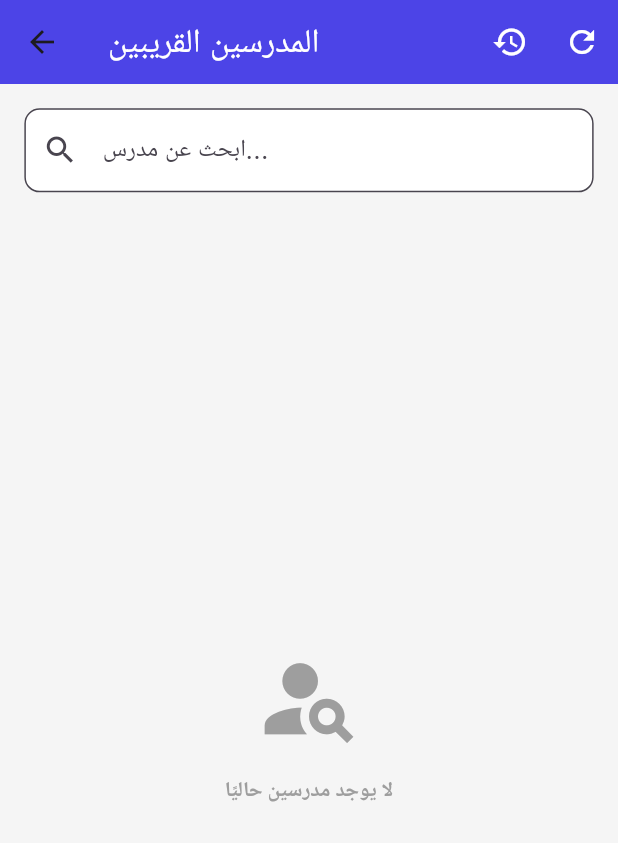
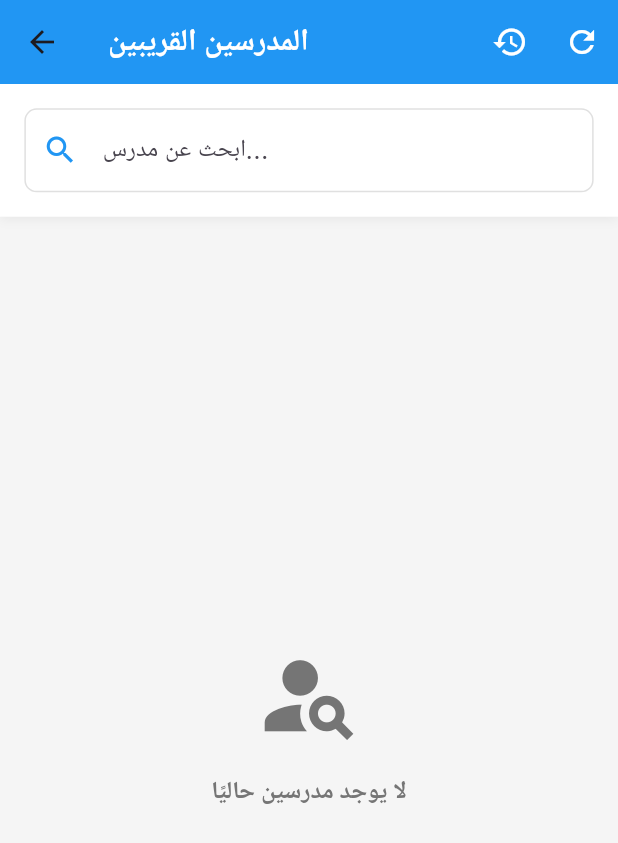
Before and after one commit to harrypotterse/lms-mobile-app, a Flutter app: the NearbyTeachersScreen screen opened directly, on a phone screen of 412 x 824 dp. Shown: the top 843 px of the screen. Run offline on Flutter 3.47's test engine with Material 3 defaults, Android fonts, the phone set to English and light mode, and no system bars; our stand-ins replace cached_network_image, carousel_indicator, connectivity_plus, dio, file_picker, fl_chart and 15 more; missing offline and left inert: flutter_inappwebview, webview_flutter_android, webview_flutter_wkwebview; accounts and stored records are empty; network calls fail; project files that could hold a hidden picture were left out.

Commit message:
Refactor UI and enhance messaging functionality in student requests

```diff
--- a/lib/data/model/teacher_request/request_details_response.dart
+++ b/lib/data/model/teacher_request/request_details_response.dart
@@ -105,6 +105,8 @@ class Message {
   String? userName;
   String? userEmail;
   String? userImage;
+  String? senderType;
+  String? date;
 
   Message({
     this.id,
@@ -119,6 +121,8 @@ class Message {
     this.userName,
     this.userEmail,
     this.userImage,
+    this.senderType,
+    this.date,
   });
 
   factory Message.fromJson(Map<String, dynamic> json) => Message(
@@ -134,5 +138,7 @@ class Message {
         userName: json["user_name"],
         userEmail: json["user_email"],
         userImage: json["user_image"],
+        senderType: json["sender_type"],
+        date: json["date"],
       );
 }
--- a/lib/screen/dashboard/student_requests/nearby_teachers_screen.dart
+++ b/lib/screen/dashboard/student_requests/nearby_teachers_screen.dart
@@ -9,6 +9,7 @@ import 'package:lms/screen/dashboard/student_requests/student_requests_screen.da
 import 'package:fluttertoast/fluttertoast.dart';
 import 'package:flutter_easyloading/flutter_easyloading.dart';
 import 'package:lms/screen/dashboard/student_requests/student_requests_provider.dart';
+import 'package:lms/utils/app_theme.dart';
 
 class NearbyTeachersScreen extends StatefulWidget {
   const NearbyTeachersScreen({Key? key}) : super(key: key);
@@ -30,52 +31,50 @@ class _NearbyTeachersScreenState extends State<NearbyTeachersScreen> {
   @override
   Widget build(BuildContext context) {
     return Scaffold(
-      backgroundColor: const Color(0xFFF5F5F5), // خلفية رمادية فاتحة
+      backgroundColor: AppTheme.background,
       appBar: AppBar(
-        title: const Text(
+        title: Text(
           'المدرسين القريبين',
-          style: TextStyle(color: Colors.white),
+          style: AppTheme.headingMedium.copyWith(color: Colors.white),
         ),
-        backgroundColor: AppColors.primary,
-        elevation: 2,
+        backgroundColor: AppTheme.primary,
+        elevation: 0,
         actions: [
           IconButton(
             icon: const Icon(Icons.history, color: Colors.white),
-            onPressed: () {
-              Navigator.push(
+            onPressed: () => Navigator.push(
               context,
-                MaterialPageRoute(
-                  builder: (context) => const StudentRequestsScreen(),
+              MaterialPageRoute(builder: (context) => const StudentRequestsScreen()),
             ),
-              );
-            },
           ),
           IconButton(
             icon: const Icon(Icons.refresh, color: Colors.white),
-            onPressed: () {
-              context.read<NearbyTeachersProvider>().getNearbyTeachers();
-            },
+            onPressed: () => context.read<NearbyTeachersProvider>().getNearbyTeachers(),
           ),
         ],
       ),
       body: Column(
         children: [
-          // حقل البحث
-          Padding(
+          // حقل البحث محسن
+          Container(
             padding: EdgeInsets.all(16.r),
+            decoration: BoxDecoration(
+              color: AppTheme.surface,
+              boxShadow: [
+                BoxShadow(
+                  color: Colors.black.withOpacity(0.05),
+                  blurRadius: 5,
+                  offset: const Offset(0, 2),
+                ),
+              ],
+            ),
             child: TextField(
-              onChanged: (value) {
-                context.read<NearbyTeachersProvider>().setSearchQuery(value);
-              },
-              decoration: InputDecoration(
-                hintText: 'ابحث عن مدرس...',
-                prefixIcon: const Icon(Icons.search),
-                border: OutlineInputBorder(
-                  borderRadius: BorderRadius.circular(10.r),
+              decoration: AppTheme.inputDecoration(label: 'ابحث عن مدرس...').copyWith(
+                prefixIcon: Icon(Icons.search, color: AppTheme.primary),
+                hintStyle: AppTheme.bodyMedium,
               ),
-                fillColor: Colors.white,
-                filled: true,
-              ),
+              style: AppTheme.bodyLarge,
+              onChanged: (value) => context.read<NearbyTeachersProvider>().setSearchQuery(value),
             ),
           ),
 
@@ -84,7 +83,11 @@ class _NearbyTeachersScreenState extends State<NearbyTeachersScreen> {
             child: Consumer<NearbyTeachersProvider>(
               builder: (context, provider, child) {
                 if (provider.isLoading) {
-                  return const Center(child: CircularProgressIndicator());
+                  return Center(
+                    child: CircularProgressIndicator(
+                      valueColor: AlwaysStoppedAnimation<Color>(AppTheme.primary),
+                    ),
+                  );
                 }
 
                 if (provider.filteredTeachers.isEmpty) {
@@ -95,13 +98,13 @@ class _NearbyTeachersScreenState extends State<NearbyTeachersScreen> {
                         Icon(
                           Icons.person_search,
                           size: 70.r,
-                          color: Colors.grey,
+                          color: AppTheme.textSecondary,
                         ),
                         SizedBox(height: 16.h),
-                        const Text(
+                        Text(
                           'لا يوجد مدرسين حاليًا',
-                          style: TextStyle(
-                            color: Colors.grey,
+                          style: AppTheme.bodyLarge.copyWith(
+                            color: AppTheme.textSecondary,
                             fontWeight: FontWeight.bold,
                           ),
                         ),
@@ -138,32 +141,28 @@ class TeacherCard extends StatelessWidget {
       return const SizedBox.shrink();
     }
 
-    return Card(
-      elevation: 3,
+    return Container(
       margin: EdgeInsets.only(bottom: 16.r),
-      shape: RoundedRectangleBorder(
-        borderRadius: BorderRadius.circular(12.r),
-      ),
+      decoration: AppTheme.cardDecoration,
+      child: Material(
+        color: Colors.transparent,
         child: InkWell(
           onTap: () {
             if (teacher.id != null) {
               _showCreateRequestModal(context, teacher);
             }
           },
+          borderRadius: BorderRadius.circular(12.r),
           child: Padding(
             padding: EdgeInsets.all(16.r),
             child: Row(
               children: [
                 CircleAvatar(
                   radius: 30.r,
-                backgroundColor: AppColors.primary,
+                  backgroundColor: AppTheme.primary,
                   child: Text(
                     teacher.name?.substring(0, 1).toUpperCase() ?? 'T',
-                  style: TextStyle(
-                    color: Colors.white,
-                    fontWeight: FontWeight.bold,
-                    fontSize: 18.sp,
-                  ),
+                    style: AppTheme.headingMedium.copyWith(color: Colors.white),
                   ),
                 ),
                 SizedBox(width: 16.w),
@@ -173,19 +172,12 @@ class TeacherCard extends StatelessWidget {
                     children: [
                       Text(
                         teacher.name ?? '',
-                      style: TextStyle(
-                        fontSize: 16.sp,
-                        fontWeight: FontWeight.bold,
-                        color: Colors.black87,
-                      ),
+                        style: AppTheme.bodyLarge.copyWith(fontWeight: FontWeight.bold),
                       ),
                       SizedBox(height: 4.h),
                       Text(
                         teacher.email ?? '',
-                      style: TextStyle(
-                        fontSize: 14.sp,
-                        color: Colors.grey[700],
-                      ),
+                        style: AppTheme.bodyMedium,
                       ),
                       if (teacher.cityName != null || teacher.provinceName != null)
                         Padding(
@@ -196,10 +188,7 @@ class TeacherCard extends StatelessWidget {
                               teacher.provinceName,
                               teacher.cityName
                             ].where((item) => item != null && item.isNotEmpty).join(' - '),
-                          style: TextStyle(
-                            fontSize: 12.sp,
-                            color: Colors.grey[600],
-                          ),
+                            style: AppTheme.bodyMedium,
                           ),
                         ),
                       if (teacher.distanceText != null && teacher.distanceText != '0 km')
@@ -207,9 +196,8 @@ class TeacherCard extends StatelessWidget {
                           padding: EdgeInsets.only(top: 4.h),
                           child: Text(
                             'المسافة: ${teacher.distanceText}',
-                          style: TextStyle(
-                            fontSize: 12.sp,
-                            color: AppColors.primary,
+                            style: AppTheme.bodyMedium.copyWith(
+                              color: AppTheme.primary,
                               fontWeight: FontWeight.w500,
                             ),
                           ),
@@ -220,9 +208,10 @@ class TeacherCard extends StatelessWidget {
                 Icon(
                   Icons.arrow_forward_ios,
                   size: 20.r,
-                color: AppColors.primary,
+                  color: AppTheme.primary,
                 ),
               ],
+            ),
           ),
         ),
       ),
@@ -257,7 +246,7 @@ class TeacherCard extends StatelessWidget {
             Container(
               padding: EdgeInsets.all(16.r),
               decoration: BoxDecoration(
-                color: AppColors.primary,
+                color: AppTheme.primary,
                 borderRadius: BorderRadius.vertical(top: Radius.circular(20.r)),
               ),
               child: Row(
@@ -291,7 +280,7 @@ class TeacherCard extends StatelessWidget {
                       // معلومات المدرس
                       ListTile(
                         leading: CircleAvatar(
-                          backgroundColor: AppColors.primary,
+                          backgroundColor: AppTheme.primary,
                           child: Text(
                             teacher.name?.substring(0, 1).toUpperCase() ?? 'T',
                             style: const TextStyle(color: Colors.white),
@@ -358,7 +347,7 @@ class TeacherCard extends StatelessWidget {
                 height: 50.h,
                 child: ElevatedButton(
                   style: ElevatedButton.styleFrom(
-                    backgroundColor: AppColors.primary,
+                    backgroundColor: AppTheme.primary,
                     shape: RoundedRectangleBorder(
                       borderRadius: BorderRadius.circular(8.r),
                     ),
--- /dev/null
+++ b/lib/utils/app_theme.dart
@@ -0,0 +1,84 @@
+import 'package:flutter/material.dart';
+import 'package:flutter_screenutil/flutter_screenutil.dart';
+
+class AppTheme {
+  // الألوان الرئيسية
+  static const Color primary = Color(0xFF2196F3);    // أزرق فاتح
+  static const Color secondary = Color(0xFF1976D2);  // أزرق غامق
+  static const Color accent = Color(0xFF64B5F6);     // أزرق فاتح جداً
+
+  // ألوان الحالة
+  static const Color success = Color(0xFF4CAF50);    // أخضر
+  static const Color warning = Color(0xFFFFA726);    // برتقالي
+  static const Color error = Color(0xFFEF5350);      // أحمر
+
+  // ألوان محايدة
+  static const Color background = Color(0xFFF5F5F5); // رمادي فاتح
+  static const Color surface = Colors.white;
+  static const Color textPrimary = Color(0xFF212121);
+  static const Color textSecondary = Color(0xFF757575);
+
+  // أنماط النصوص
+  static TextStyle get headingLarge => TextStyle(
+    fontSize: 24.sp,
+    fontWeight: FontWeight.bold,
+    color: textPrimary,
+  );
+
+  static TextStyle get headingMedium => TextStyle(
+    fontSize: 20.sp,
+    fontWeight: FontWeight.w600,
+    color: textPrimary,
+  );
+
+  static TextStyle get bodyLarge => TextStyle(
+    fontSize: 16.sp,
+    color: textPrimary,
+  );
+
+  static TextStyle get bodyMedium => TextStyle(
+    fontSize: 14.sp,
+    color: textSecondary,
+  );
+
+  // أنماط الأزرار
+  static ButtonStyle get primaryButton => ElevatedButton.styleFrom(
+    backgroundColor: primary,
+    foregroundColor: Colors.white,
+    padding: EdgeInsets.symmetric(horizontal: 24.w, vertical: 12.h),
+    shape: RoundedRectangleBorder(
+      borderRadius: BorderRadius.circular(8.r),
+    ),
+  );
+
+  // أنماط البطاقات
+  static BoxDecoration get cardDecoration => BoxDecoration(
+    color: surface,
+    borderRadius: BorderRadius.circular(12.r),
+    boxShadow: [
+      BoxShadow(
+        color: Colors.black.withOpacity(0.05),
+        blurRadius: 10,
+        offset: const Offset(0, 2),
+      ),
+    ],
+  );
+
+  // أنماط حقول الإدخال
+  static InputDecoration inputDecoration({required String label}) => InputDecoration(
+    labelText: label,
+    border: OutlineInputBorder(
+      borderRadius: BorderRadius.circular(8.r),
+    ),
+    enabledBorder: OutlineInputBorder(
+      borderRadius: BorderRadius.circular(8.r),
+      borderSide: BorderSide(color: Colors.grey[300]!),
+    ),
+    focusedBorder: OutlineInputBorder(
+      borderRadius: BorderRadius.circular(8.r),
+      borderSide: const BorderSide(color: primary),
+    ),
+    filled: true,
+    fillColor: surface,
+  );
+}
```
Also changed, not shown: lib/screen/dashboard/student_requests/student_requests_provider.dart (+19 -5 lines), lib/screen/dashboard/student_requests/student_requests_screen.dart (+100 -114 lines). Lines whose indentation alone changed are shown as unchanged.
